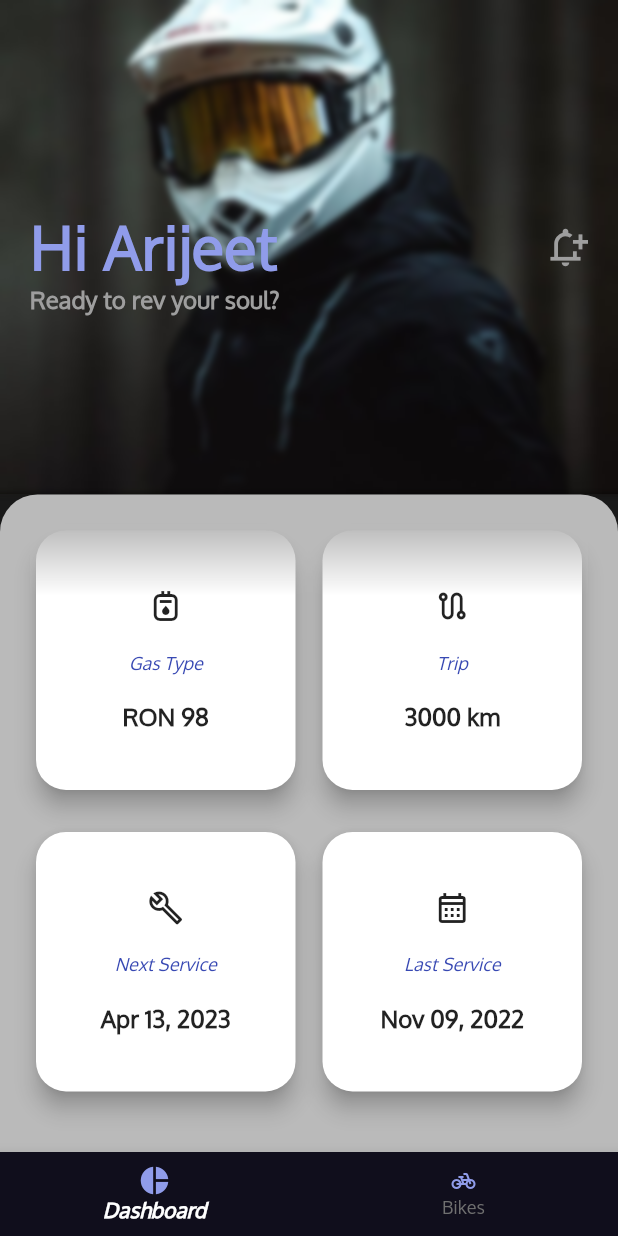
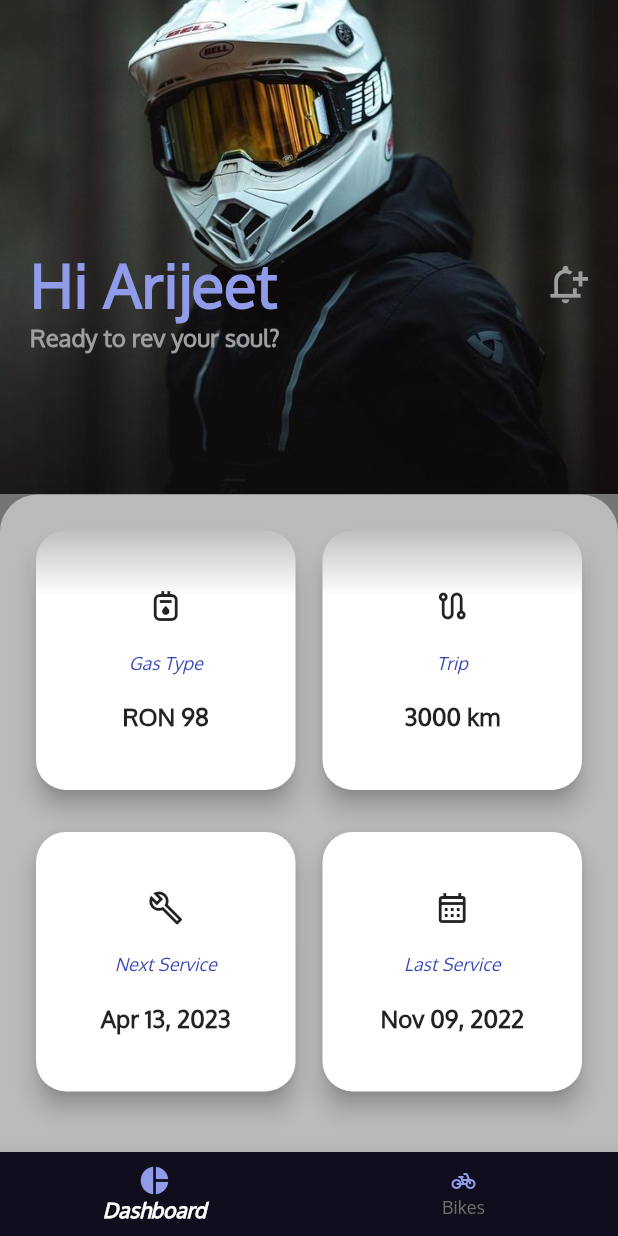
Before and after one commit to rishirizz/Bikes, a Flutter app: the screen it shows after launch, on a phone screen of 412 x 824 dp. Run offline on Flutter 3.47's test engine with Material 2 defaults, Android fonts, the light colour scheme and no system bars.

```diff
--- a/lib/components/dashboard_top_content.dart
+++ b/lib/components/dashboard_top_content.dart
@@ -1,5 +1,3 @@
-import 'dart:ui';
-
 import 'package:flutter/material.dart';
 
 class DashBoardTopContent extends StatelessWidget {
@@ -7,12 +5,7 @@ class DashBoardTopContent extends StatelessWidget {
 
   @override
   Widget build(BuildContext context) {
-    return BackdropFilter(
-      filter: ImageFilter.blur(
-        sigmaX: 5,
-        sigmaY: 5,
-      ),
-      child: Container(
+    return Container(
       decoration: const BoxDecoration(
         image: DecorationImage(
           image: AssetImage('assets/rider1.jpg'),
@@ -21,14 +14,9 @@ class DashBoardTopContent extends StatelessWidget {
         ),
       ),
       child: Padding(
-          padding: const EdgeInsets.fromLTRB(20, 40, 20, 0),
-          child: BackdropFilter(
-            filter: ImageFilter.blur(
-              sigmaX: 2,
-              sigmaY: 2,
-            ),
+        padding: const EdgeInsets.fromLTRB(20, 80, 20, 0),
         child: Padding(
-              padding: const EdgeInsets.only(bottom: 20.0),
+          padding: const EdgeInsets.only(bottom: 10.0),
           child: Column(
             mainAxisAlignment: MainAxisAlignment.center,
             crossAxisAlignment: CrossAxisAlignment.start,
@@ -66,8 +54,6 @@ class DashBoardTopContent extends StatelessWidget {
           ),
         ),
       ),
-        ),
-      ),
     );
   }
 }
--- a/lib/screens/bike_collection.dart
+++ b/lib/screens/bike_collection.dart
@@ -63,7 +63,7 @@ class BikesCollection extends StatelessWidget {
               ),
             ),
             const SizedBox(
-              height: 40,
+              height: 60,
             ),
             const Expanded(
               child: BikesStaggerdList(),
```
Also changed, not shown: lib/models/bike_model.dart (added, +13 -0 lines). Lines whose indentation alone changed are shown as unchanged.
